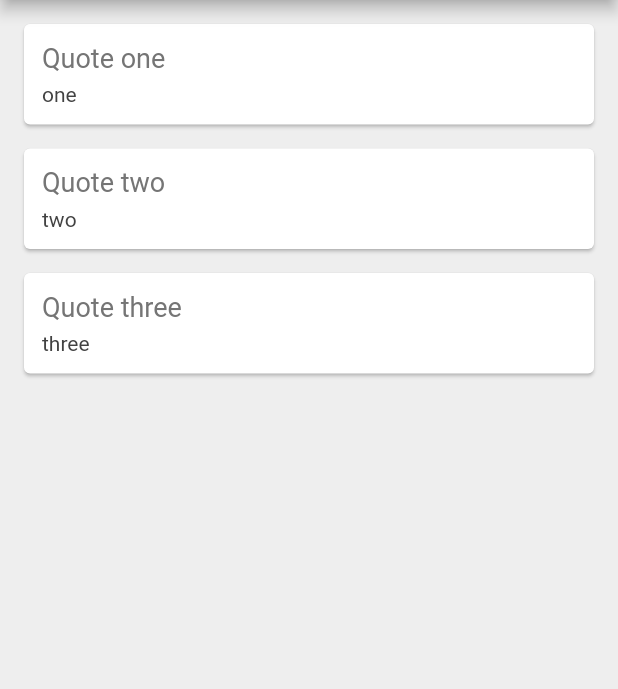
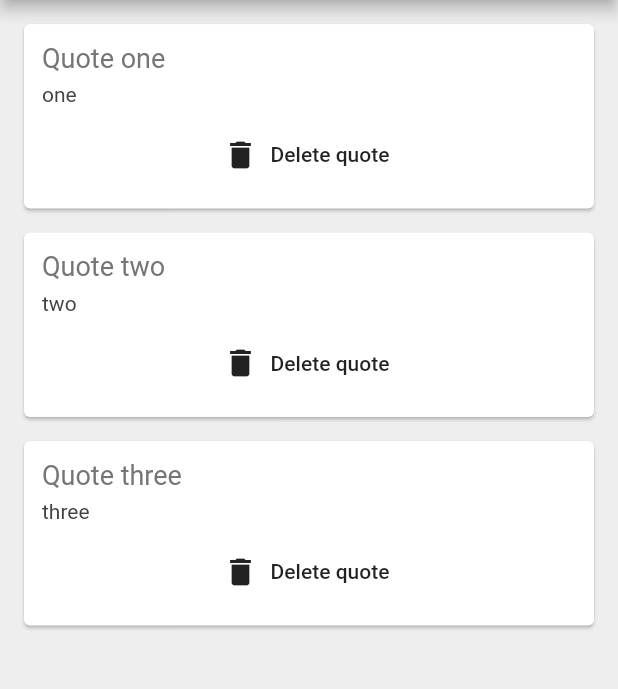
Before and after one commit to gauravsbagul/flutter-handle-list, a Flutter app: the screen it shows after launch, on a phone screen of 412 x 824 dp, the part 84-773 px from its top. Run offline on Flutter 3.47's test engine with Material 2 defaults, Android fonts, the phone set to English and light mode, and no system bars.

Commit message:
delete funtionality

```diff
--- a/lib/Quote_card.dart
+++ b/lib/Quote_card.dart
@@ -4,7 +4,8 @@ import 'quote.dart';
 class QuoteCard extends StatelessWidget {
 
   final Quote quote;
-  QuoteCard({this.quote});
+  final Function delete;
+  QuoteCard({this.quote, this.delete});
 
   @override
   Widget build(BuildContext context) {
@@ -29,6 +30,12 @@ class QuoteCard extends StatelessWidget {
                   fontSize: 14.0,
                   color: Colors.grey[800]
               ),
+            ),
+            SizedBox(height: 8.0),
+            FlatButton.icon(
+                onPressed: delete,
+                icon: Icon(Icons.delete),
+                label: Text('Delete quote')
             )
           ],
         ),
--- a/lib/main.dart
+++ b/lib/main.dart
@@ -17,9 +17,6 @@ class _QuoteListState extends State<QuoteList> {
     Quote(author: 'three', text: 'Quote three'),
   ];
 
-
-
-
   List<String> authors = [''];
   @override
   Widget build(BuildContext context) {
@@ -31,7 +28,14 @@ class _QuoteListState extends State<QuoteList> {
           backgroundColor: Colors.redAccent,
         ),
         body: Column(
-          children: quotes.map((quote) => QuoteCard(quote: quote)).toList(),
+          children: quotes.map((quote) => QuoteCard(
+              quote: quote,
+              delete: () {
+                 setState(() {
+                  quotes.remove(quote) ;
+                });
+            }
+          )).toList(),
         ));
   }
 }
```
